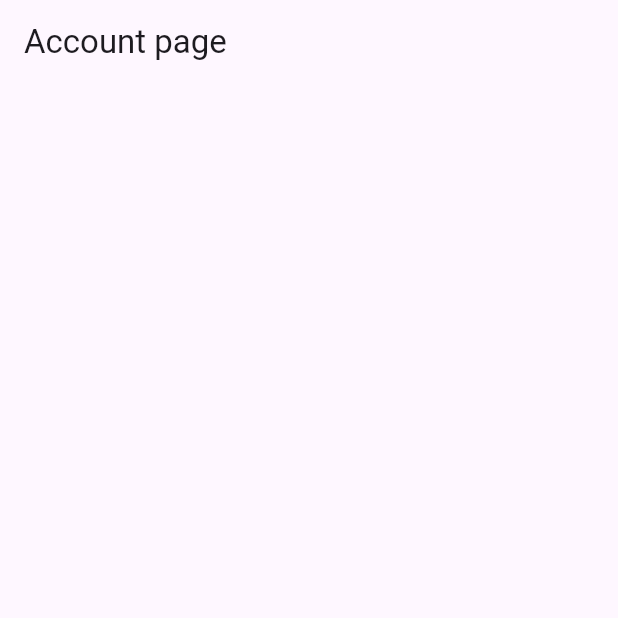
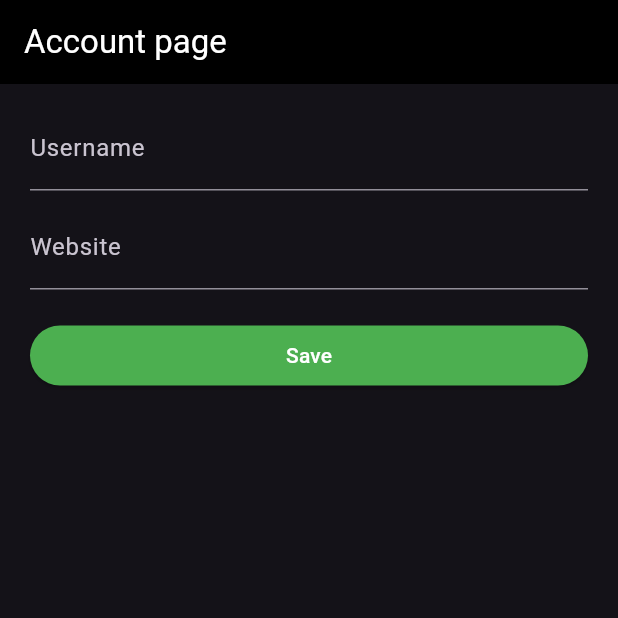
Before and after one commit to thizarakavinda/supabase_authentication-, a Flutter app: the screen it shows once a user with an empty profile is signed in, on a phone screen of 412 x 824 dp, the top half of it. Run offline on Flutter 3.47's test engine with Material 3 defaults, Android fonts, the phone set to English and light mode, and no system bars; our stand-ins replace supabase_flutter; accounts and stored records are empty; network calls fail.

Commit message:
email OTP verify and account page setup

```diff
--- a/lib/main.dart
+++ b/lib/main.dart
@@ -24,7 +24,18 @@ class MyApp extends StatelessWidget {
     return MaterialApp(
       debugShowCheckedModeBanner: false,
       title: 'Flutter Demo',
-      theme: ThemeData(colorScheme: .fromSeed(seedColor: Colors.deepPurple)),
+      theme: ThemeData.dark().copyWith(
+        primaryColor: Colors.green,
+        textButtonTheme: TextButtonThemeData(
+          style: TextButton.styleFrom(foregroundColor: Colors.green),
+        ),
+        elevatedButtonTheme: ElevatedButtonThemeData(
+          style: ElevatedButton.styleFrom(
+            foregroundColor: Colors.white,
+            backgroundColor: Colors.green,
+          ),
+        ),
+      ),
       initialRoute: '/',
       routes: {
         '/': (context) => const Splash(),
--- a/lib/pages/account_page.dart
+++ b/lib/pages/account_page.dart
@@ -1,4 +1,5 @@
 import 'package:flutter/material.dart';
+import 'package:supabase_flutter_authentication/main.dart';
 
 class AccountPage extends StatefulWidget {
   const AccountPage({super.key});
@@ -8,8 +9,82 @@ class AccountPage extends StatefulWidget {
 }
 
 class _AccountPageState extends State<AccountPage> {
+  final _usernameController = TextEditingController();
+  final _webController = TextEditingController();
+
+  @override
+  void initState() {
+    super.initState();
+    _fetchAccount();
+  }
+
+  @override
+  void dispose() {
+    super.dispose();
+    _usernameController.dispose();
+    _webController.dispose();
+  }
+
+  Future<void> _fetchAccount() async {
+    final userId = supabase.auth.currentUser!.id;
+    final userData = await supabase
+        .from('profiles')
+        .select()
+        .eq('id', userId)
+        .single();
+    setState(() {
+      _usernameController.text = userData['username'];
+      _webController.text = userData['website'];
+    });
+  }
+
   @override
   Widget build(BuildContext context) {
-    return Scaffold(appBar: AppBar(title: Text('Account page')));
+    return Scaffold(
+      appBar: AppBar(
+        backgroundColor: Colors.black,
+        foregroundColor: Colors.white,
+        title: Text('Account page'),
+      ),
+      body: ListView(
+        padding: EdgeInsets.symmetric(horizontal: 20, vertical: 15),
+        children: [
+          TextFormField(
+            onTapOutside: (event) => FocusScope.of(context).unfocus(),
+            controller: _usernameController,
+            decoration: InputDecoration(label: Text('Username')),
+          ),
+
+          SizedBox(height: 10),
+
+          TextFormField(
+            onTapOutside: (event) => FocusScope.of(context).unfocus(),
+            controller: _webController,
+            decoration: InputDecoration(label: Text('Website')),
+          ),
+
+          SizedBox(height: 20),
+
+          ElevatedButton(
+            onPressed: () async {
+              final username = _usernameController.text.trim();
+              final website = _webController.text.trim();
+              final userId = supabase.auth.currentUser!.id;
+
+              await supabase
+                  .from('profiles')
+                  .update({'username': username, 'website': website})
+                  .eq('id', userId);
+              if (mounted) {
+                ScaffoldMessenger.of(
+                  context,
+                ).showSnackBar(SnackBar(content: Text('Profile Data Saved')));
+              }
+            },
+            child: Text('Save'),
+          ),
+        ],
+      ),
+    );
   }
 }
--- a/lib/pages/login_page.dart
+++ b/lib/pages/login_page.dart
@@ -66,7 +66,11 @@ class _LoginPageState extends State<LoginPage> {
             onPressed: () async {
               try {
                 final email = _emailController.text.trim();
-                await supabase.auth.signInWithOtp(email: email);
+                await supabase.auth.signInWithOtp(
+                  email: email,
+                  emailRedirectTo:
+                      'io.supabase.flutterquickstart://login-callback/',
+                );
                 if (context.mounted) {
                   ScaffoldMessenger.of(
                     context,
```
